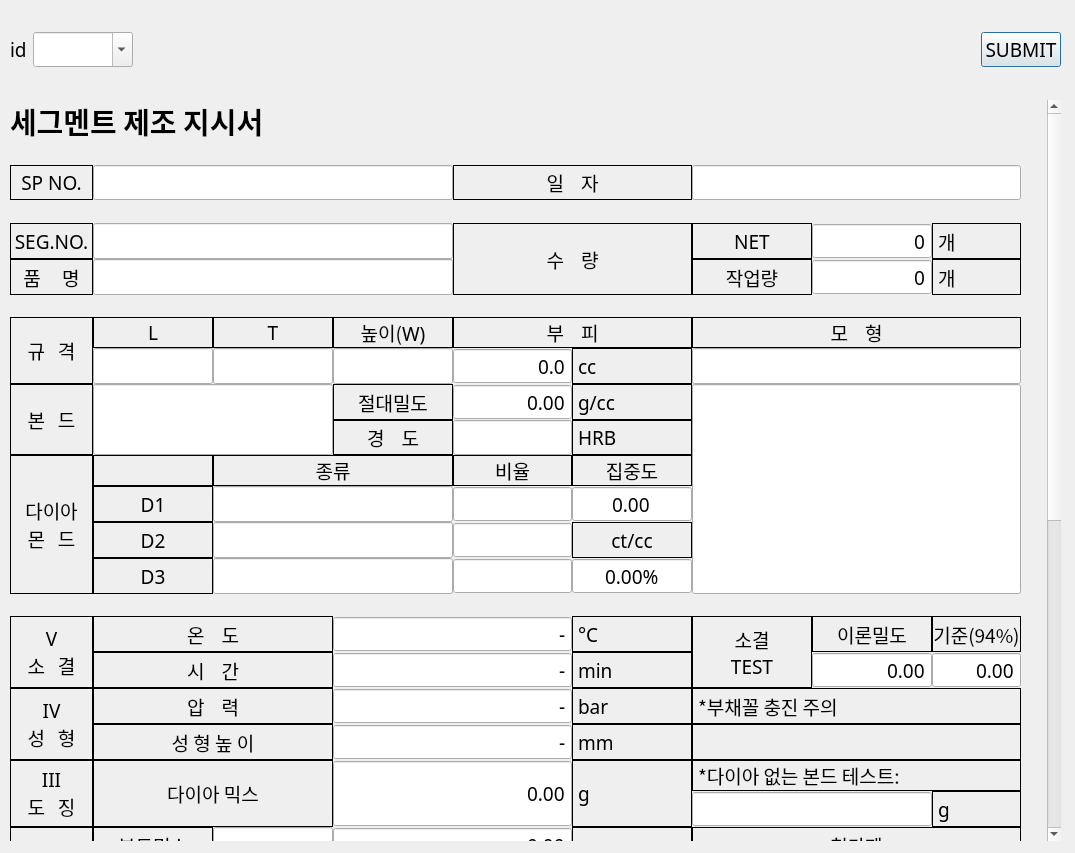
The window that ui/spWidget.ui (SuhYeoJee/OrderManager) describes before a commit, drawn with Qt 5.
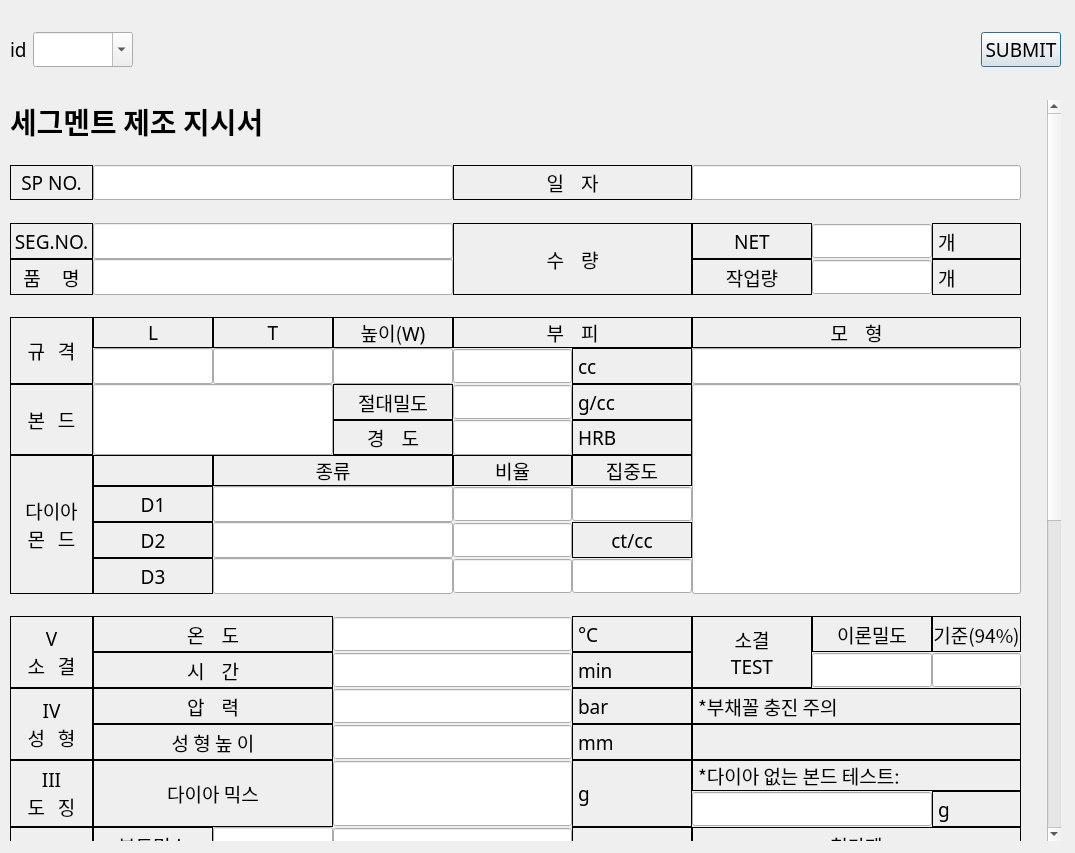
The same window after the commit.

```diff
--- a/ui/spWidget.ui
+++ b/ui/spWidget.ui
@@ -44,7 +44,7 @@
     <property name="geometry">
      <rect>
       <x>0</x>
-      <y>0</y>
+      <y>-540</y>
       <width>1030</width>
       <height>1300</height>
      </rect>
@@ -190,6 +190,9 @@
         <property name="buttonSymbols">
          <enum>QAbstractSpinBox::NoButtons</enum>
         </property>
+        <property name="specialValueText">
+         <string> </string>
+        </property>
         <property name="maximum">
          <double>999999.000000000000000</double>
         </property>
@@ -213,7 +216,7 @@
          <enum>QAbstractSpinBox::NoButtons</enum>
         </property>
         <property name="specialValueText">
-         <string>-</string>
+         <string> </string>
         </property>
         <property name="decimals">
          <number>1</number>
@@ -390,6 +393,9 @@
         <property name="buttonSymbols">
          <enum>QAbstractSpinBox::NoButtons</enum>
         </property>
+        <property name="specialValueText">
+         <string> </string>
+        </property>
        </widget>
       </item>
       <item row="24" column="8">
@@ -687,6 +693,9 @@
         <property name="buttonSymbols">
          <enum>QAbstractSpinBox::NoButtons</enum>
         </property>
+        <property name="specialValueText">
+         <string> </string>
+        </property>
         <property name="decimals">
          <number>1</number>
         </property>
@@ -969,7 +978,7 @@
          <enum>QAbstractSpinBox::NoButtons</enum>
         </property>
         <property name="specialValueText">
-         <string>-</string>
+         <string> </string>
         </property>
         <property name="maximum">
          <double>999999.000000000000000</double>
@@ -1156,7 +1165,7 @@
          <enum>QAbstractSpinBox::NoButtons</enum>
         </property>
         <property name="specialValueText">
-         <string>-</string>
+         <string> </string>
         </property>
         <property name="maximum">
          <double>999999.000000000000000</double>
@@ -1226,7 +1235,7 @@
          <enum>QAbstractSpinBox::NoButtons</enum>
         </property>
         <property name="specialValueText">
-         <string/>
+         <string> </string>
         </property>
         <property name="maximum">
          <number>999999</number>
@@ -1486,7 +1495,7 @@
          <enum>QAbstractSpinBox::NoButtons</enum>
         </property>
         <property name="specialValueText">
-         <string/>
+         <string> </string>
         </property>
         <property name="maximum">
          <double>999999.000000000000000</double>
@@ -1510,6 +1519,9 @@
         <property name="buttonSymbols">
          <enum>QAbstractSpinBox::NoButtons</enum>
         </property>
+        <property name="specialValueText">
+         <string> </string>
+        </property>
        </widget>
       </item>
       <item row="16" column="0" rowspan="2">
@@ -1574,6 +1586,9 @@
         <property name="buttonSymbols">
          <enum>QAbstractSpinBox::NoButtons</enum>
         </property>
+        <property name="specialValueText">
+         <string> </string>
+        </property>
         <property name="maximum">
          <number>999999</number>
         </property>
@@ -2092,6 +2107,9 @@
         <property name="buttonSymbols">
          <enum>QAbstractSpinBox::NoButtons</enum>
         </property>
+        <property name="specialValueText">
+         <string> </string>
+        </property>
         <property name="maximum">
          <double>999999.000000000000000</double>
         </property>
@@ -2385,6 +2403,9 @@
         <property name="buttonSymbols">
          <enum>QAbstractSpinBox::NoButtons</enum>
         </property>
+        <property name="specialValueText">
+         <string> </string>
+        </property>
         <property name="maximum">
          <double>99.989999999999995</double>
         </property>
@@ -2641,7 +2662,7 @@
          <enum>QAbstractSpinBox::NoButtons</enum>
         </property>
         <property name="specialValueText">
-         <string>-</string>
+         <string> </string>
         </property>
         <property name="decimals">
          <number>1</number>
@@ -3129,6 +3150,9 @@
         <property name="buttonSymbols">
          <enum>QAbstractSpinBox::NoButtons</enum>
         </property>
+        <property name="specialValueText">
+         <string> </string>
+        </property>
         <property name="suffix">
          <string>%</string>
         </property>
```
Left out of the diff: 19 changed lines with no effect on the pictures.
